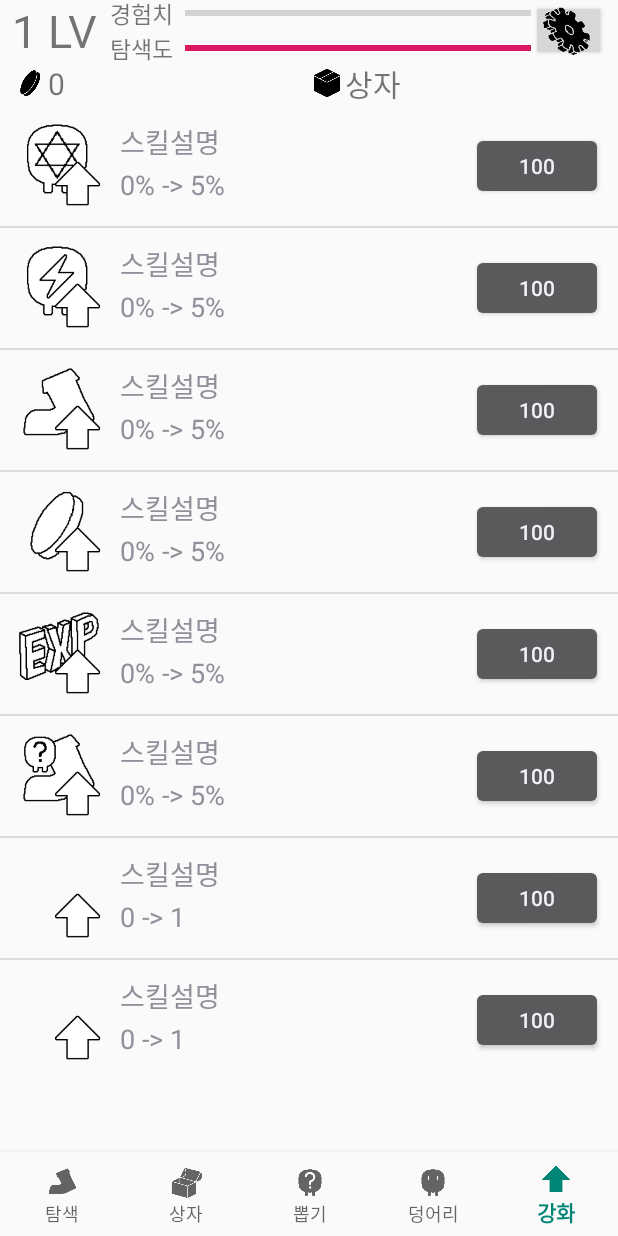
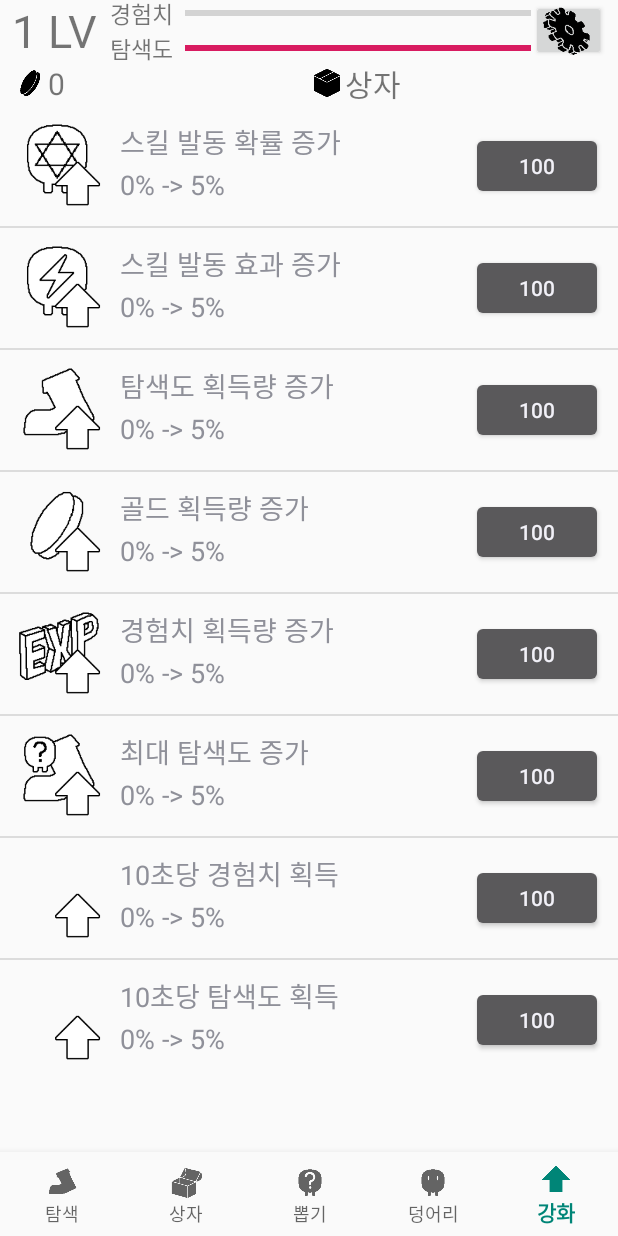
Before and after one commit to nsun9505/MobileAppProgramming_Team1, an Android app: the ListView_Upgrade_main screen opened through its navigation route, on a phone screen of 412 x 824 dp. Run offline under Robolectric (Android 15) with nearby library versions, the phone set to English and light mode, and no system bars; our stand-ins replace navigation-ui.

Commit message:
upgrade 수정필요

```diff
--- a/app/src/main/java/com/mapteam1/lumpcolletor/function/GameInterface.java
+++ b/app/src/main/java/com/mapteam1/lumpcolletor/function/GameInterface.java
@@ -27,16 +27,6 @@ public interface GameInterface {
     // 상자까기 : 1차 보상의 상자를 얻거나(0), 장식을 얻거나(1)
      int openBox();
 
-    // 수정필요
-    // 3차 보상 : 장식 추가
-     int addDecoration();
-
-    // 수정 필요
-    // 3차 보상 : 강화
-    // 강화할 pivot을 선택 후 강화 가능
-    // 먼저 강화할 pivot선택, pivot이 하나도 없어도 강화탭에 들어갈 수 있음.
-    // 재화(money)를 소모하여 강화
-     int reinforce(int selected);
 
     // 기본 정보를 출력하기 워해
      int getCurrentLevel();
--- a/app/src/main/java/com/mapteam1/lumpcolletor/ui/upgrade/ListView_Upgrade.java
+++ b/app/src/main/java/com/mapteam1/lumpcolletor/ui/upgrade/ListView_Upgrade.java
@@ -7,12 +7,14 @@ public class ListView_Upgrade {
     private String mName;
     private String mChanges;
     private String mCost;
+    private int mIndex;
 
-    ListView_Upgrade(Drawable icon, String name, String changes, String cost) {
+    ListView_Upgrade(Drawable icon, String name, String changes, String cost, int index) {
         mIcon = icon;
         mName = name;
         mChanges = changes;
         mCost = cost;
+        mIndex = index;
     }
 
     public Drawable getIcon(){return mIcon; }
@@ -28,4 +30,24 @@ public class ListView_Upgrade {
     public String  getCost() {
         return mCost;
     }
+
+    public int getIndex(){return mIndex;}
+
+    public void setIcon(Drawable mIcon) {
+        this.mIcon = mIcon;
+    }
+
+    public void setName(String mName) {
+        this.mName = mName;
+    }
+
+    public void setChanges(String mChanges) {
+        this.mChanges = mChanges;
+    }
+
+    public void setCost(String mCost) {
+        this.mCost = mCost;
+    }
+
+
 }
--- a/app/src/main/java/com/mapteam1/lumpcolletor/ui/upgrade/ListView_Upgrade_main.java
+++ b/app/src/main/java/com/mapteam1/lumpcolletor/ui/upgrade/ListView_Upgrade_main.java
@@ -3,6 +3,7 @@ package com.mapteam1.lumpcolletor.ui.upgrade;
 import android.app.Activity;
 import android.os.Bundle;
 import android.text.Layout;
+import android.util.Log;
 import android.view.LayoutInflater;
 import android.view.View;
 import android.view.ViewGroup;
@@ -14,6 +15,10 @@ import androidx.fragment.app.FragmentActivity;
 
 import com.mapteam1.lumpcolletor.R;
 import com.mapteam1.lumpcolletor.function.Player;
+import com.mapteam1.lumpcolletor.function.Upgrade;
+
+import java.util.HashMap;
+import java.util.List;
 
 public class ListView_Upgrade_main  extends Fragment {
    // private ListView userList;
@@ -57,38 +62,40 @@ public class ListView_Upgrade_main  extends Fragment {
                 getActivity().getApplicationContext());
         ListView lv = (ListView)root1.findViewById(R.id.upgrade_list);
         lv.setAdapter(adapter);
+        HashMap<Integer, Upgrade> upgradeItems = Player.getPlayer().getMyUpgradeMap();
+
         ListView_Upgrade u1 = new ListView_Upgrade(getResources().getDrawable(
-                R.drawable.ic_upgrade_0,null), "스킬 발동 확률 증가", "0% -> 5%", "100");
+                R.drawable.ic_upgrade_0,null), upgradeItems.get(0).getuName(), upgradeItems.get(0).getuChanges(), String.valueOf(upgradeItems.get(0).getuCost()), 0);
         adapter.add(u1);
 
         ListView_Upgrade u2 = new ListView_Upgrade(getResources().getDrawable(
-                R.drawable.ic_upgrade_1,null), "스킬 발동 효과 증가", "0% -> 5%", "100");
+                R.drawable.ic_upgrade_1,null), upgradeItems.get(1).getuName(), upgradeItems.get(1).getuChanges(), String.valueOf(upgradeItems.get(1).getuCost()), 1);
         adapter.add(u2);
 
         ListView_Upgrade u3 = new ListView_Upgrade(getResources().getDrawable(
-                R.drawable.ic_upgrade_2,null), "탐색도 획득량 증가", "0% -> 5%", "100");
+                R.drawable.ic_upgrade_2,null), upgradeItems.get(2).getuName(), upgradeItems.get(2).getuChanges(), String.valueOf(upgradeItems.get(2).getuCost()), 2);
         adapter.add(u3);
 
         ListView_Upgrade u4 = new ListView_Upgrade(getResources().getDrawable(
-                R.drawable.ic_upgrade_3,null), "골드 획득량 증가", "0% -> 5%", "100");
+                R.drawable.ic_upgrade_3,null), upgradeItems.get(3).getuName(), upgradeItems.get(3).getuChanges(), String.valueOf(upgradeItems.get(3).getuCost()), 3);
         adapter.add(u4);
 
         ListView_Upgrade u5 = new ListView_Upgrade(getResources().getDrawable(
-                R.drawable.ic_upgrade_4,null), "경험치 획득량 증가", "0% -> 5%", "100");
+                R.drawable.ic_upgrade_4,null), upgradeItems.get(4).getuName(), upgradeItems.get(4).getuChanges(), String.valueOf(upgradeItems.get(4).getuCost()), 4);
         adapter.add(u5);
 
         ListView_Upgrade u6 = new ListView_Upgrade(getResources().getDrawable(
-                R.drawable.ic_upgrade_5,null), "최대 탐색도 증가", "0% -> 5%", "100");
+                R.drawable.ic_upgrade_5,null), upgradeItems.get(5).getuName(), upgradeItems.get(5).getuChanges(), String.valueOf(upgradeItems.get(5).getuCost()), 5);
         adapter.add(u6);
 
         ListView_Upgrade u7 = new ListView_Upgrade(getResources().getDrawable(
-                R.drawable.ic_upgrade_,null), "10초당 경험치 획득", "0 -> 1", "100");
+                R.drawable.ic_upgrade_,null), upgradeItems.get(6).getuName(), upgradeItems.get(6).getuChanges(), String.valueOf(upgradeItems.get(6).getuCost()), 6);
         adapter.add(u7);
 
         ListView_Upgrade u8 = new ListView_Upgrade(getResources().getDrawable(
-                R.drawable.ic_upgrade_,null), "10초당 탐색도 획득", "0 -> 1", "100");
+                R.drawable.ic_upgrade_,null), upgradeItems.get(7).getuName(), upgradeItems.get(7).getuChanges(), String.valueOf(upgradeItems.get(7).getuCost()), 7);
         adapter.add(u8);
-
+        Log.d("onCreateView", "view 생성");
         // Data가 변경 되있음을 알려준다.
         adapter.notifyDataSetChanged();
         return root1;
```
Also changed, not shown: app/src/main/java/com/mapteam1/lumpcolletor/function/Player.java (+16 -59 lines), app/src/main/java/com/mapteam1/lumpcolletor/function/Upgrade.java (+31 -37 lines), app/src/main/java/com/mapteam1/lumpcolletor/ui/upgrade/ListView_Adapter.java (+35 -20 lines).
